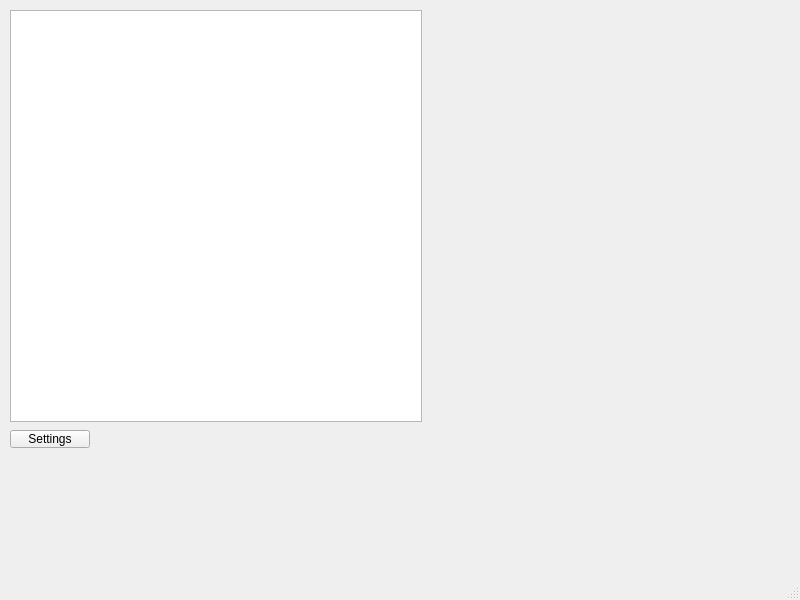
Old version of the form mainwindow.ui in the repository polub333/GravityEngine.
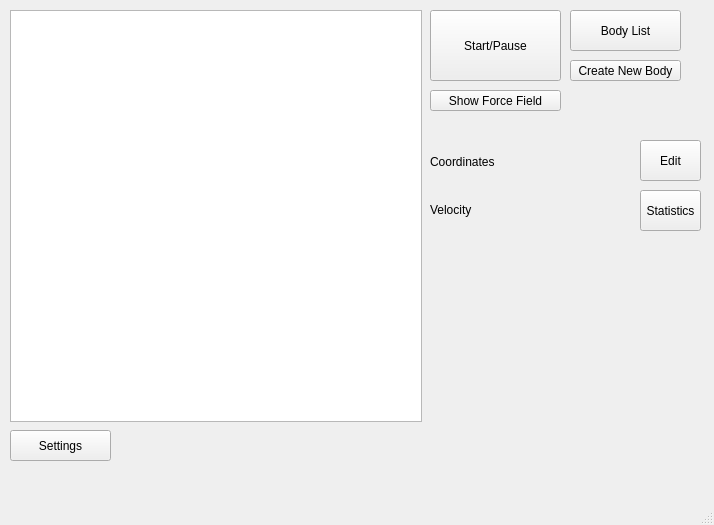
New version of the form.

Diff of the .ui file:
```diff
--- a/mainwindow.ui
+++ b/mainwindow.ui
@@ -6,8 +6,8 @@
    <rect>
     <x>0</x>
     <y>0</y>
-    <width>800</width>
-    <height>600</height>
+    <width>714</width>
+    <height>525</height>
    </rect>
   </property>
   <property name="windowTitle">
@@ -32,14 +32,146 @@
      <rect>
       <x>10</x>
       <y>430</y>
-      <width>80</width>
-      <height>18</height>
+      <width>101</width>
+      <height>31</height>
      </rect>
     </property>
     <property name="text">
      <string>Settings</string>
     </property>
    </widget>
+   <widget class="QPushButton" name="NewBodyButton">
+    <property name="geometry">
+     <rect>
+      <x>570</x>
+      <y>60</y>
+      <width>111</width>
+      <height>21</height>
+     </rect>
+    </property>
+    <property name="text">
+     <string>Create New Body</string>
+    </property>
+   </widget>
+   <widget class="QPushButton" name="StartPauseButton">
+    <property name="geometry">
+     <rect>
+      <x>430</x>
+      <y>10</y>
+      <width>131</width>
+      <height>71</height>
+     </rect>
+    </property>
+    <property name="text">
+     <string>Start/Pause</string>
+    </property>
+   </widget>
+   <widget class="QPushButton" name="BodyListButton">
+    <property name="geometry">
+     <rect>
+      <x>570</x>
+      <y>10</y>
+      <width>111</width>
+      <height>41</height>
+     </rect>
+    </property>
+    <property name="text">
+     <string>Body List</string>
+    </property>
+   </widget>
+   <widget class="QWidget" name="gridLayoutWidget">
+    <property name="geometry">
+     <rect>
+      <x>430</x>
+      <y>140</y>
+      <width>201</width>
+      <height>91</height>
+     </rect>
+    </property>
+    <layout class="QGridLayout" name="gridLayout">
+     <item row="0" column="1">
+      <widget class="QLabel" name="XCoordLabel">
+       <property name="text">
+        <string/>
+       </property>
+      </widget>
+     </item>
+     <item row="0" column="0">
+      <widget class="QLabel" name="label">
+       <property name="text">
+        <string>Coordinates</string>
+       </property>
+      </widget>
+     </item>
+     <item row="1" column="0">
+      <widget class="QLabel" name="label_2">
+       <property name="text">
+        <string>Velocity</string>
+       </property>
+      </widget>
+     </item>
+     <item row="1" column="1">
+      <widget class="QLabel" name="XVelLabel">
+       <property name="text">
+        <string/>
+       </property>
+      </widget>
+     </item>
+     <item row="0" column="2">
+      <widget class="QLabel" name="YCoordLabel">
+       <property name="text">
+        <string/>
+       </property>
+      </widget>
+     </item>
+     <item row="1" column="2">
+      <widget class="QLabel" name="YVelLabel">
+       <property name="text">
+        <string/>
+       </property>
+      </widget>
+     </item>
+    </layout>
+   </widget>
+   <widget class="QPushButton" name="EditButton">
+    <property name="geometry">
+     <rect>
+      <x>640</x>
+      <y>140</y>
+      <width>61</width>
+      <height>41</height>
+     </rect>
+    </property>
+    <property name="text">
+     <string>Edit</string>
+    </property>
+   </widget>
+   <widget class="QPushButton" name="ForceFieldButton">
+    <property name="geometry">
+     <rect>
+      <x>430</x>
+      <y>90</y>
+      <width>131</width>
+      <height>21</height>
+     </rect>
+    </property>
+    <property name="text">
+     <string>Show Force Field</string>
+    </property>
+   </widget>
+   <widget class="QPushButton" name="StatisticsButton">
+    <property name="geometry">
+     <rect>
+      <x>640</x>
+      <y>190</y>
+      <width>61</width>
+      <height>41</height>
+     </rect>
+    </property>
+    <property name="text">
+     <string>Statistics</string>
+    </property>
+   </widget>
   </widget>
   <widget class="QMenuBar" name="menubar">
    <property name="geometry">
```
Left out of the diff: 4 changed lines with no effect on the pictures.
